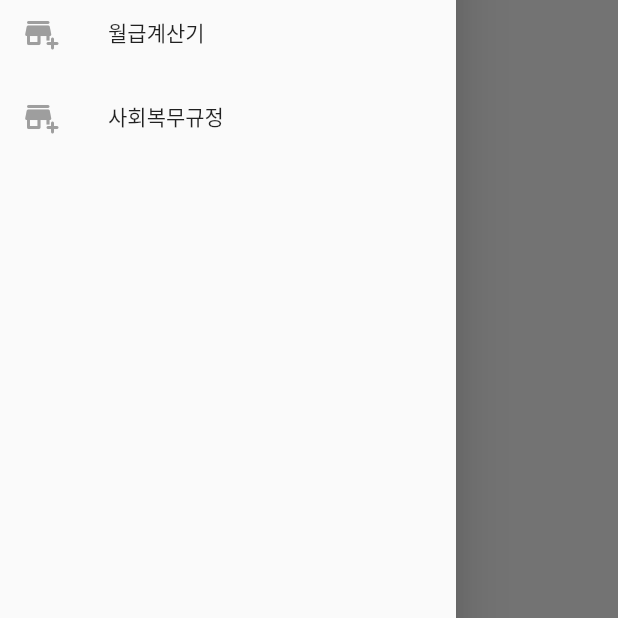
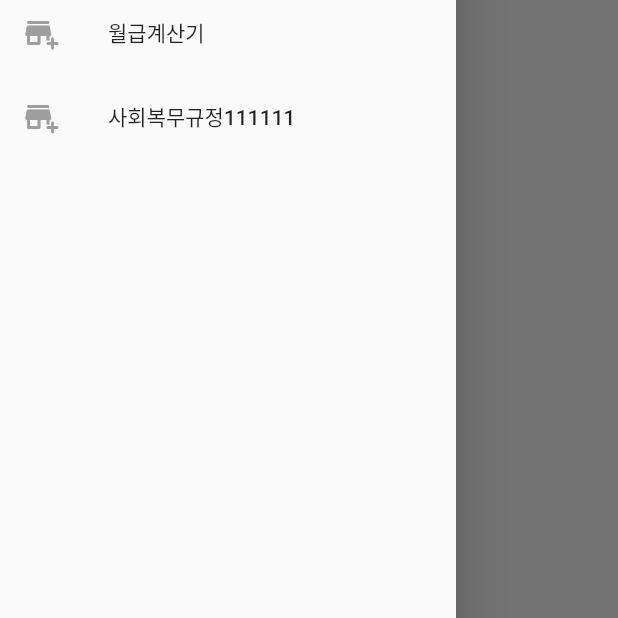
Before and after one commit to Chaminsoo99/agent, a Flutter app: the screen it shows after launch, with the side drawer open, on a phone screen of 412 x 824 dp, the part 515-1133 px from its top. Run offline on Flutter 3.47's test engine with Material 2 defaults, Android fonts, the phone set to English and light mode, and no system bars.

Commit message:
soo second commit

```diff
--- a/lib/main.dart
+++ b/lib/main.dart
@@ -67,7 +67,7 @@ class MyApp extends StatelessWidget {
             ),
             ListTile(
               leading: Icon(Icons.add_business_rounded, color: Colors.grey),
-              title: Text('사회복무규정'),
+              title: Text('사회복무규정111111'),
               onTap: (){
                 //사이트이동
               },
```
